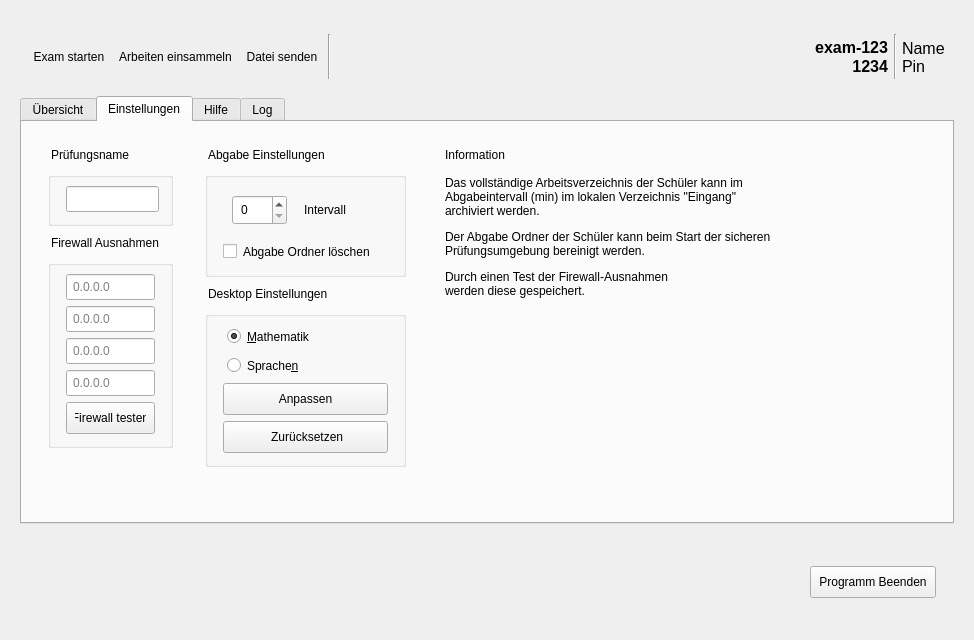
Old version of the form server/server.ui in the repository valueerrorx/life-exam.
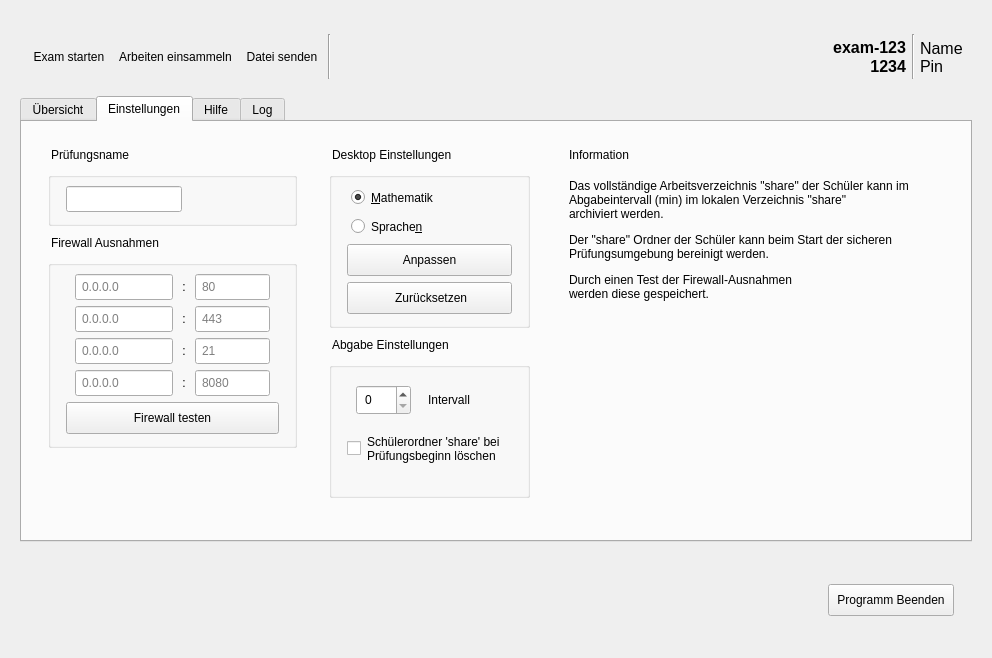
New version of the form. The open tabs and pages were chosen to show the change. Icons and pictures are not drawn.

Commit message: added option to specify PORT number for firewall exceptions

What changed in the file:
```diff
--- a/server/server.ui
+++ b/server/server.ui
@@ -7,12 +7,12 @@
    <rect>
     <x>0</x>
     <y>0</y>
-    <width>974</width>
-    <height>640</height>
+    <width>992</width>
+    <height>658</height>
    </rect>
   </property>
   <property name="sizePolicy">
-   <sizepolicy hsizetype="Preferred" vsizetype="Preferred">
+   <sizepolicy hsizetype="Minimum" vsizetype="Minimum">
     <horstretch>0</horstretch>
     <verstretch>0</verstretch>
    </sizepolicy>
@@ -37,7 +37,7 @@
    <item>
     <widget class="QWidget" name="widget_7" native="true">
      <property name="sizePolicy">
-      <sizepolicy hsizetype="Preferred" vsizetype="Preferred">
+      <sizepolicy hsizetype="Minimum" vsizetype="Minimum">
        <horstretch>0</horstretch>
        <verstretch>0</verstretch>
       </sizepolicy>
@@ -542,7 +542,7 @@
       <item>
        <widget class="QTabWidget" name="tabWidget">
         <property name="sizePolicy">
-         <sizepolicy hsizetype="Preferred" vsizetype="Preferred">
+         <sizepolicy hsizetype="Minimum" vsizetype="Preferred">
           <horstretch>0</horstretch>
           <verstretch>0</verstretch>
          </sizepolicy>
@@ -748,7 +748,7 @@
            <widget class="QWidget" name="widget_5" native="true">
             <property name="maximumSize">
              <size>
-              <width>151</width>
+              <width>275</width>
               <height>16777215</height>
              </size>
             </property>
@@ -776,6 +776,19 @@
                   </property>
                  </widget>
                 </item>
+                <item>
+                 <spacer name="horizontalSpacer_3">
+                  <property name="orientation">
+                   <enum>Qt::Horizontal</enum>
+                  </property>
+                  <property name="sizeHint" stdset="0">
+                   <size>
+                    <width>40</width>
+                    <height>20</height>
+                   </size>
+                  </property>
+                 </spacer>
+                </item>
                </layout>
               </widget>
              </item>
@@ -802,31 +815,195 @@
                </property>
                <layout class="QVBoxLayout" name="verticalLayout_17">
                 <item>
-                 <widget class="QLineEdit" name="firewall1">
-                  <property name="placeholderText">
-                   <string>0.0.0.0</string>
-                  </property>
+                 <widget class="QWidget" name="widget_8" native="true">
+                  <layout class="QHBoxLayout" name="horizontalLayout_9">
+                   <property name="topMargin">
+                    <number>0</number>
+                   </property>
+                   <property name="bottomMargin">
+                    <number>0</number>
+                   </property>
+                   <item>
+                    <widget class="QLineEdit" name="firewall1">
+                     <property name="placeholderText">
+                      <string>0.0.0.0</string>
+                     </property>
+                    </widget>
+                   </item>
+                   <item>
+                    <widget class="QLabel" name="label_8">
+                     <property name="maximumSize">
+                      <size>
+                       <width>2</width>
+                       <height>16777215</height>
+                      </size>
+                     </property>
+                     <property name="text">
+                      <string>:</string>
+                     </property>
+                     <property name="alignment">
+                      <set>Qt::AlignCenter</set>
+                     </property>
+                    </widget>
+                   </item>
+                   <item>
+                    <widget class="QLineEdit" name="port1">
+                     <property name="maximumSize">
+                      <size>
+                       <width>100</width>
+                       <height>16777215</height>
+                      </size>
+                     </property>
+                     <property name="placeholderText">
+                      <string>80</string>
+                     </property>
+                    </widget>
+                   </item>
+                  </layout>
                  </widget>
                 </item>
                 <item>
-                 <widget class="QLineEdit" name="firewall2">
-                  <property name="placeholderText">
-                   <string>0.0.0.0</string>
-                  </property>
+                 <widget class="QWidget" name="widget_19" native="true">
+                  <layout class="QHBoxLayout" name="horizontalLayout_12">
+                   <property name="topMargin">
+                    <number>0</number>
+                   </property>
+                   <property name="bottomMargin">
+                    <number>0</number>
+                   </property>
+                   <item>
+                    <widget class="QLineEdit" name="firewall2">
+                     <property name="placeholderText">
+                      <string>0.0.0.0</string>
+                     </property>
+                    </widget>
+                   </item>
+                   <item>
+                    <widget class="QLabel" name="label_9">
+                     <property name="maximumSize">
+                      <size>
+                       <width>2</width>
+                       <height>16777215</height>
+                      </size>
+                     </property>
+                     <property name="text">
+                      <string>:</string>
+                     </property>
+                     <property name="alignment">
+                      <set>Qt::AlignCenter</set>
+                     </property>
+                    </widget>
+                   </item>
+                   <item>
+                    <widget class="QLineEdit" name="port2">
+                     <property name="maximumSize">
+                      <size>
+                       <width>100</width>
+                       <height>16777215</height>
+                      </size>
+                     </property>
+                     <property name="placeholderText">
+                      <string>443</string>
+                     </property>
+                    </widget>
+                   </item>
+                  </layout>
                  </widget>
                 </item>
                 <item>
-                 <widget class="QLineEdit" name="firewall3">
-                  <property name="placeholderText">
-                   <string>0.0.0.0</string>
-                  </property>
+                 <widget class="QWidget" name="widget_21" native="true">
+                  <layout class="QHBoxLayout" name="horizontalLayout_13">
+                   <property name="topMargin">
+                    <number>0</number>
+                   </property>
+                   <property name="bottomMargin">
+                    <number>0</number>
+                   </property>
+                   <item>
+                    <widget class="QLineEdit" name="firewall3">
+                     <property name="placeholderText">
+                      <string>0.0.0.0</string>
+                     </property>
+                    </widget>
+                   </item>
+                   <item>
+                    <widget class="QLabel" name="label_10">
+                     <property name="maximumSize">
+                      <size>
+                       <width>2</width>
+                       <height>16777215</height>
+                      </size>
+                     </property>
+                     <property name="text">
+                      <string>:</string>
+                     </property>
+                     <property name="alignment">
+                      <set>Qt::AlignCenter</set>
+                     </property>
+                    </widget>
+                   </item>
+                   <item>
+                    <widget class="QLineEdit" name="port3">
+                     <property name="maximumSize">
+                      <size>
+                       <width>100</width>
+                       <height>16777215</height>
+                      </size>
+                     </property>
+                     <property name="placeholderText">
+                      <string>21</string>
+                     </property>
+                    </widget>
+                   </item>
+                  </layout>
                  </widget>
                 </item>
                 <item>
-                 <widget class="QLineEdit" name="firewall4">
-                  <property name="placeholderText">
-                   <string>0.0.0.0</string>
-                  </property>
+                 <widget class="QWidget" name="widget_22" native="true">
+                  <layout class="QHBoxLayout" name="horizontalLayout_14">
+                   <property name="topMargin">
+                    <number>0</number>
+                   </property>
+                   <property name="bottomMargin">
+                    <number>0</number>
+                   </property>
+                   <item>
+                    <widget class="QLineEdit" name="firewall4">
+                     <property name="placeholderText">
+                      <string>0.0.0.0</string>
+                     </property>
+                    </widget>
+                   </item>
+                   <item>
+                    <widget class="QLabel" name="label_11">
+                     <property name="maximumSize">
+                      <size>
+                       <width>2</width>
+                       <height>16777215</height>
+                      </size>
+                     </property>
+                     <property name="text">
+                      <string>:</string>
+                     </property>
+                     <property name="alignment">
+                      <set>Qt::AlignCenter</set>
+                     </property>
+                    </widget>
+                   </item>
+                   <item>
+                    <widget class="QLineEdit" name="port4">
+                     <property name="maximumSize">
+                      <size>
+                       <width>100</width>
+                       <height>16777215</height>
+                      </size>
+                     </property>
+                     <property name="placeholderText">
+                      <string>8080</string>
+                     </property>
+                    </widget>
+                   </item>
+                  </layout>
                  </widget>
                 </item>
                 <item>
@@ -847,10 +1024,13 @@
                <property name="orientation">
                 <enum>Qt::Vertical</enum>
                </property>
+               <property name="sizeType">
+                <enum>QSizePolicy::MinimumExpanding</enum>
+               </property>
                <property name="sizeHint" stdset="0">
                 <size>
                  <width>20</width>
-                 <height>40</height>
+                 <height>2</height>
                 </size>
                </property>
               </spacer>
@@ -873,6 +1053,77 @@
              </size>
             </property>
             <layout class="QVBoxLayout" name="verticalLayout_7">
+             <item>
+              <widget class="QLabel" name="label_5">
+               <property name="styleSheet">
+                <string notr="true">margin:0px;</string>
+               </property>
+               <property name="text">
+                <string>Desktop Einstellungen</string>
+               </property>
+              </widget>
+             </item>
+             <item>
+              <widget class="QGroupBox" name="groupBox_3">
+               <property name="title">
+                <string/>
+               </property>
+               <layout class="QVBoxLayout" name="verticalLayout_19">
+                <item>
+                 <widget class="QRadioButton" name="radiomath">
+                  <property name="text">
+                   <string>&amp;Mathematik</string>
+                  </property>
+                  <property name="checked">
+                   <bool>true</bool>
+                  </property>
+                 </widget>
+                </item>
+                <item>
+                 <widget class="QRadioButton" name="radiolanguage">
+                  <property name="text">
+                   <string>Sprache&amp;n</string>
+                  </property>
+                 </widget>
+                </item>
+                <item>
+                 <widget class="QPushButton" name="startconfig">
+                  <property name="sizePolicy">
+                   <sizepolicy hsizetype="Preferred" vsizetype="Preferred">
+                    <horstretch>0</horstretch>
+                    <verstretch>0</verstretch>
+                   </sizepolicy>
+                  </property>
+                  <property name="toolTip">
+                   <string>Den Prüfungsdesktop im entsperrten Zustand laden&lt;br&gt; um Anpassungen vorzunehmen.</string>
+                  </property>
+                  <property name="layoutDirection">
+                   <enum>Qt::RightToLeft</enum>
+                  </property>
+                  <property name="styleSheet">
+                   <string notr="true">padding: 8px;</string>
+                  </property>
+                  <property name="text">
+                   <string>Anpassen</string>
+                  </property>
+                 </widget>
+                </item>
+                <item>
+                 <widget class="QPushButton" name="loaddefaults">
+                  <property name="toolTip">
+                   <string>Standard Einstellungen für den Prüfungsdesktop wiederherstellen </string>
+                  </property>
+                  <property name="styleSheet">
+                   <string notr="true">padding: 8px;</string>
+                  </property>
+                  <property name="text">
+                   <string> Zurücksetzen</string>
+                  </property>
+                 </widget>
+                </item>
+               </layout>
+              </widget>
+             </item>
              <item>
               <widget class="QLabel" name="abgabelabel">
                <property name="styleSheet">
@@ -885,6 +1136,18 @@
              </item>
              <item>
               <widget class="QGroupBox" name="groupBox_4">
+               <property name="minimumSize">
+                <size>
+                 <width>0</width>
+                 <height>136</height>
+                </size>
+               </property>
+               <property name="maximumSize">
+                <size>
+                 <width>16777215</width>
+                 <height>136</height>
+                </size>
+               </property>
                <property name="title">
                 <string/>
                </property>
@@ -933,83 +1196,26 @@
                    <string notr="true">margin:0px;</string>
                   </property>
                   <property name="text">
-                   <string>Abgabe Ordner löschen</string>
+                   <string>Schülerordner 'share' bei 
+Prüfungsbeginn löschen</string>
                   </property>
                   <property name="checked">
                    <bool>false</bool>
                   </property>
                  </widget>
                 </item>
-               </layout>
-              </widget>
-             </item>
-             <item>
-              <widget class="QLabel" name="label_5">
-               <property name="styleSheet">
-                <string notr="true">margin:0px;</string>
-               </property>
-               <property name="text">
-                <string>Desktop Einstellungen</string>
-               </property>
-              </widget>
-             </item>
-             <item>
-              <widget class="QGroupBox" name="groupBox_3">
-               <property name="title">
-                <string/>
-               </property>
-               <layout class="QVBoxLayout" name="verticalLayout_19">
                 <item>
-                 <widget class="QRadioButton" name="radiomath">
-                  <property name="text">
-                   <string>&amp;Mathematik</string>
+                 <spacer name="verticalSpacer">
+                  <property name="orientation">
+                   <enum>Qt::Vertical</enum>
                   </property>
-                  <property name="checked">
-                   <bool>true</bool>
+                  <property name="sizeHint" stdset="0">
+                   <size>
+                    <width>20</width>
+                    <height>22</height>
+                   </size>
                   </property>
-                 </widget>
-                </item>
-                <item>
-                 <widget class="QRadioButton" name="radiolanguage">
-                  <property name="text">
-                   <string>Sprache&amp;n</string>
-                  </property>
-                 </widget>
-                </item>
-                <item>
-                 <widget class="QPushButton" name="startconfig">
-                  <property name="sizePolicy">
-                   <sizepolicy hsizetype="Preferred" vsizetype="Preferred">
-                    <horstretch>0</horstretch>
-                    <verstretch>0</verstretch>
-                   </sizepolicy>
-                  </property>
-                  <property name="toolTip">
-                   <string>Den Prüfungsdesktop im entsperrten Zustand laden&lt;br&gt; um Anpassungen vorzunehmen.</string>
-                  </property>
-                  <property name="layoutDirection">
-                   <enum>Qt::RightToLeft</enum>
-                  </property>
-                  <property name="styleSheet">
-                   <string notr="true">padding: 8px;</string>
-                  </property>
-                  <property name="text">
-                   <string>Anpassen</string>
-                  </property>
-                 </widget>
-                </item>
-                <item>
-                 <widget class="QPushButton" name="loaddefaults">
-                  <property name="toolTip">
-                   <string>Standard Einstellungen für den Prüfungsdesktop wiederherstellen </string>
-                  </property>
-                  <property name="styleSheet">
-                   <string notr="true">padding: 8px;</string>
-                  </property>
-                  <property name="text">
-                   <string> Zurücksetzen</string>
-                  </property>
-                 </widget>
+                 </spacer>
                 </item>
                </layout>
               </widget>
@@ -1019,10 +1225,13 @@
                <property name="orientation">
                 <enum>Qt::Vertical</enum>
                </property>
+               <property name="sizeType">
+                <enum>QSizePolicy::MinimumExpanding</enum>
+               </property>
                <property name="sizeHint" stdset="0">
                 <size>
                  <width>20</width>
-                 <height>40</height>
+                 <height>2</height>
                 </size>
                </property>
               </spacer>
@@ -1049,7 +1258,10 @@
              <item>
               <widget class="QLabel" name="label">
                <property name="text">
-                <string>&lt;html&gt;&lt;head/&gt;&lt;body&gt;&lt;p&gt;Das vollständige Arbeitsverzeichnis der Schüler kann im &lt;br/&gt;Abgabeintervall (min) im lokalen Verzeichnis &amp;quot;Eingang&amp;quot;&lt;br/&gt;archiviert werden.&lt;/p&gt;&lt;p&gt;Der Abgabe Ordner der Schüler kann beim Start der sicheren&lt;br/&gt;Prüfungsumgebung bereinigt werden.&lt;/p&gt;&lt;p&gt;Durch einen Test der Firewall-Ausnahmen &lt;br/&gt;werden diese gespeichert.&lt;/p&gt;&lt;p&gt;&lt;br/&gt;&lt;/p&gt;&lt;/body&gt;&lt;/html&gt;</string>
+                <string>&lt;html&gt;&lt;head/&gt;&lt;body&gt;&lt;p&gt;Das vollständige Arbeitsverzeichnis &amp;quot;share&amp;quot; der Schüler kann im &lt;br/&gt;Abgabeintervall (min) im lokalen Verzeichnis &amp;quot;share&amp;quot;&lt;br/&gt;archiviert werden.&lt;/p&gt;&lt;p&gt;Der &amp;quot;share&amp;quot; Ordner der Schüler kann beim Start der sicheren&lt;br/&gt;Prüfungsumgebung bereinigt werden.&lt;/p&gt;&lt;p&gt;Durch einen Test der Firewall-Ausnahmen &lt;br/&gt;werden diese gespeichert.&lt;/p&gt;&lt;p&gt;&lt;br/&gt;&lt;/p&gt;&lt;/body&gt;&lt;/html&gt;</string>
+               </property>
+               <property name="alignment">
+                <set>Qt::AlignLeading|Qt::AlignLeft|Qt::AlignTop</set>
                </property>
               </widget>
              </item>
@@ -1058,10 +1270,13 @@
                <property name="orientation">
                 <enum>Qt::Vertical</enum>
                </property>
+               <property name="sizeType">
+                <enum>QSizePolicy::MinimumExpanding</enum>
+               </property>
                <property name="sizeHint" stdset="0">
                 <size>
                  <width>20</width>
-                 <height>40</height>
+                 <height>10</height>
                 </size>
                </property>
               </spacer>
```
Left out of the diff: 18 changed lines with no effect on the pictures. The commit also changes 3 other files.
